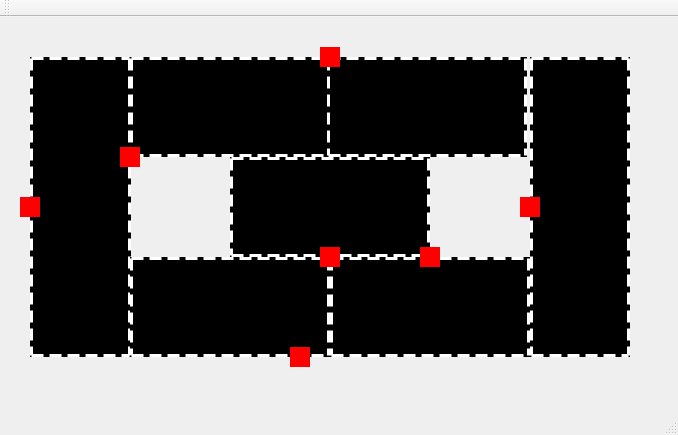
Above: mainwindow.ui from Vinihcampos/train-simulator before the change. Below: the same form after it.
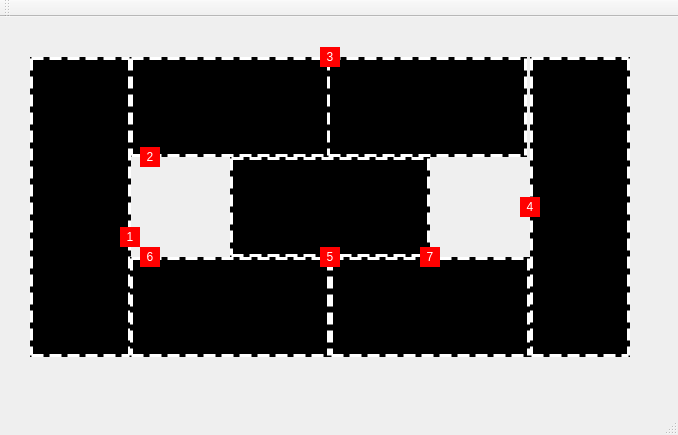
That is the form after the change.

Diff of the .ui file:
```diff
--- a/mainwindow.ui
+++ b/mainwindow.ui
@@ -206,13 +206,20 @@
      </rect>
     </property>
     <property name="styleSheet">
-     <string notr="true">background-color: red</string>
+     <string notr="true">background-color: red;
+color: white;</string>
     </property>
     <property name="frameShape">
      <enum>QFrame::NoFrame</enum>
     </property>
     <property name="text">
-     <string/>
+     <string>3</string>
+    </property>
+    <property name="textFormat">
+     <enum>Qt::AutoText</enum>
+    </property>
+    <property name="alignment">
+     <set>Qt::AlignCenter</set>
     </property>
    </widget>
    <widget class="QLabel" name="labelTrain5">
@@ -225,51 +232,72 @@
      </rect>
     </property>
     <property name="styleSheet">
-     <string notr="true">background-color: red</string>
+     <string notr="true">background-color: red;
+color: white;</string>
     </property>
     <property name="frameShape">
      <enum>QFrame::NoFrame</enum>
     </property>
     <property name="text">
-     <string/>
+     <string>5</string>
+    </property>
+    <property name="textFormat">
+     <enum>Qt::AutoText</enum>
+    </property>
+    <property name="alignment">
+     <set>Qt::AlignCenter</set>
     </property>
    </widget>
    <widget class="QLabel" name="labelTrain6">
     <property name="geometry">
      <rect>
-      <x>290</x>
-      <y>330</y>
+      <x>140</x>
+      <y>230</y>
       <width>20</width>
       <height>20</height>
      </rect>
     </property>
     <property name="styleSheet">
-     <string notr="true">background-color: red</string>
+     <string notr="true">background-color: red;
+color: white;</string>
     </property>
     <property name="frameShape">
      <enum>QFrame::NoFrame</enum>
     </property>
     <property name="text">
-     <string/>
+     <string>6</string>
+    </property>
+    <property name="textFormat">
+     <enum>Qt::AutoText</enum>
+    </property>
+    <property name="alignment">
+     <set>Qt::AlignCenter</set>
     </property>
    </widget>
    <widget class="QLabel" name="labelTrain1">
     <property name="geometry">
      <rect>
-      <x>20</x>
-      <y>180</y>
+      <x>120</x>
+      <y>210</y>
       <width>20</width>
       <height>20</height>
      </rect>
     </property>
     <property name="styleSheet">
-     <string notr="true">background-color: red</string>
+     <string notr="true">background-color: red;
+color: white;</string>
     </property>
     <property name="frameShape">
      <enum>QFrame::NoFrame</enum>
     </property>
     <property name="text">
-     <string/>
+     <string>1</string>
+    </property>
+    <property name="textFormat">
+     <enum>Qt::AutoText</enum>
+    </property>
+    <property name="alignment">
+     <set>Qt::AlignCenter</set>
     </property>
    </widget>
    <widget class="QLabel" name="labelTrain4">
@@ -282,13 +310,20 @@
      </rect>
     </property>
     <property name="styleSheet">
-     <string notr="true">background-color: red</string>
+     <string notr="true">background-color: red;
+color: white;</string>
     </property>
     <property name="frameShape">
      <enum>QFrame::NoFrame</enum>
     </property>
     <property name="text">
-     <string/>
+     <string>4</string>
+    </property>
+    <property name="textFormat">
+     <enum>Qt::AutoText</enum>
+    </property>
+    <property name="alignment">
+     <set>Qt::AlignCenter</set>
     </property>
    </widget>
    <widget class="QLabel" name="labelTrain7">
@@ -301,32 +336,46 @@
      </rect>
     </property>
     <property name="styleSheet">
-     <string notr="true">background-color: red</string>
+     <string notr="true">background-color: red;
+color: white;</string>
     </property>
     <property name="frameShape">
      <enum>QFrame::NoFrame</enum>
     </property>
     <property name="text">
-     <string/>
+     <string>7</string>
+    </property>
+    <property name="textFormat">
+     <enum>Qt::AutoText</enum>
+    </property>
+    <property name="alignment">
+     <set>Qt::AlignCenter</set>
     </property>
    </widget>
    <widget class="QLabel" name="labelTrain2">
     <property name="geometry">
      <rect>
-      <x>120</x>
+      <x>140</x>
       <y>130</y>
       <width>20</width>
       <height>20</height>
      </rect>
     </property>
     <property name="styleSheet">
-     <string notr="true">background-color: red</string>
+     <string notr="true">background-color: red;
+color: white;</string>
     </property>
     <property name="frameShape">
      <enum>QFrame::NoFrame</enum>
     </property>
     <property name="text">
-     <string/>
+     <string>2</string>
+    </property>
+    <property name="textFormat">
+     <enum>Qt::AutoText</enum>
+    </property>
+    <property name="alignment">
+     <set>Qt::AlignCenter</set>
     </property>
    </widget>
   </widget>
```
Left out of the diff: 23 changed lines with no effect on the pictures.
